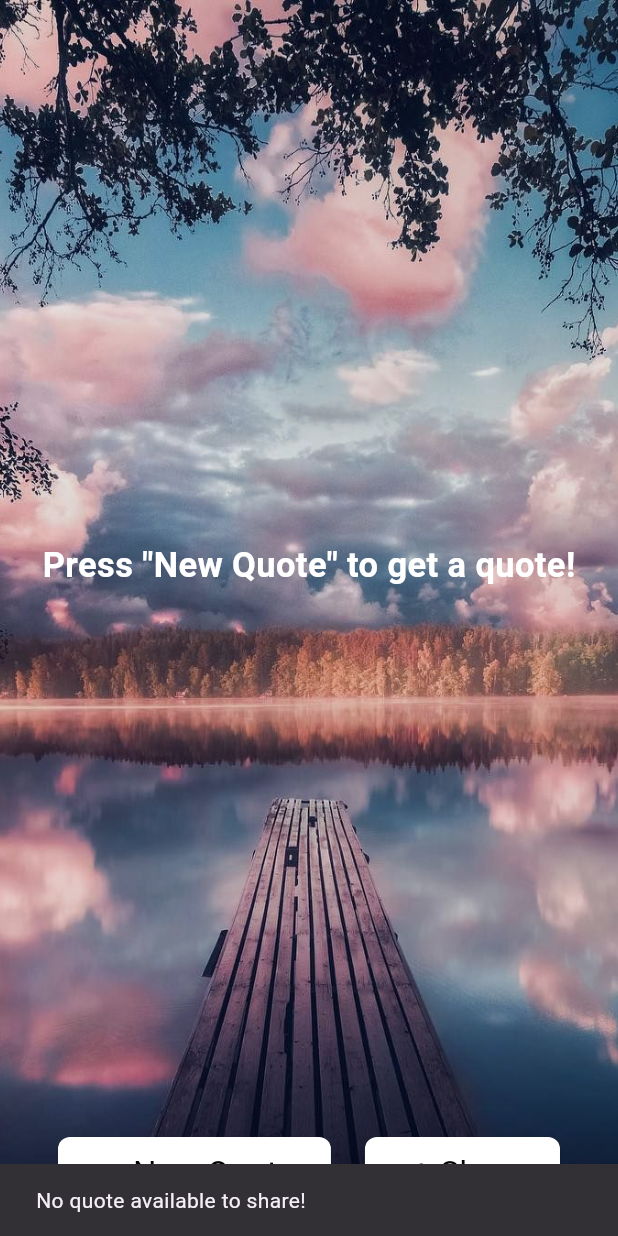
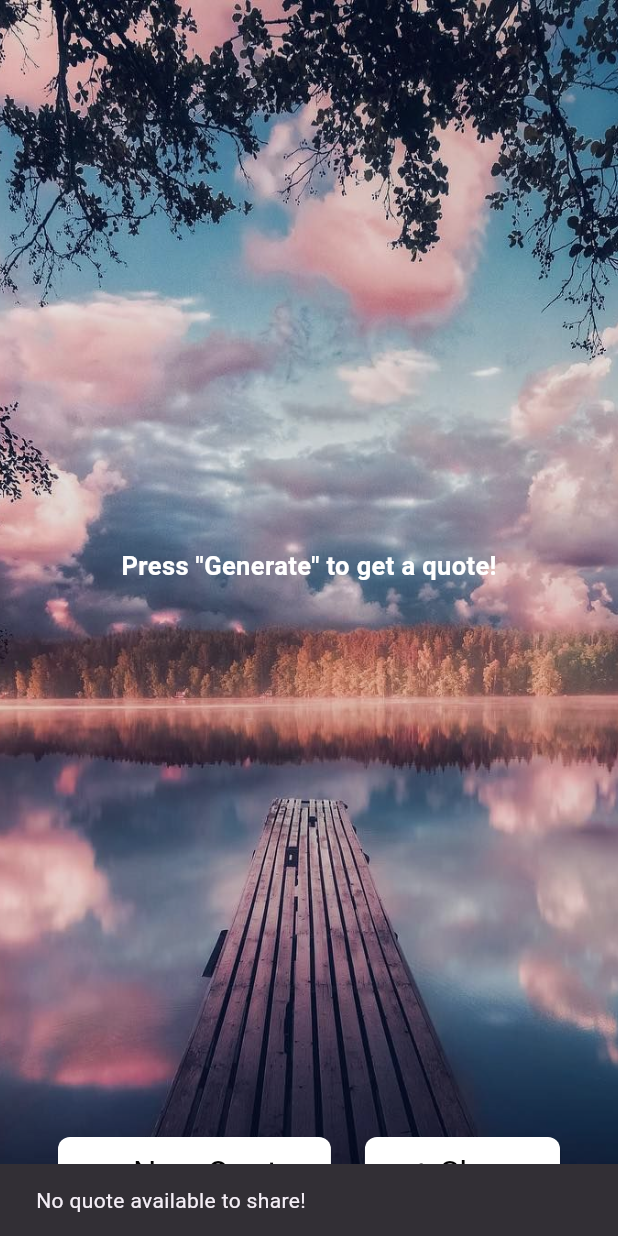
Before and after one commit to soutAhmedTayseer/CodeAlpha_RandomQuoteGenerator, a Flutter app: the screen it shows after launch, after a tap on "Share", on a phone screen of 412 x 824 dp. Run offline on Flutter 3.47's test engine with Material 3 defaults, Android fonts, the phone set to English and light mode, and no system bars; our stand-ins replace animated_splash_screen, lottie, share_plus; network calls fail.

Commit message:
updating quote page

```diff
--- a/lib/quote_page.dart
+++ b/lib/quote_page.dart
@@ -1,5 +1,5 @@
 import 'dart:math';
-import 'dart:ui';
+import 'package:flutter/foundation.dart';
 import 'package:flutter/material.dart';
 import 'package:flutter_projects/quote.dart';
 import 'package:flutter_projects/quote_display.dart';
@@ -8,6 +8,8 @@ import 'api_service.dart';
 import 'buttons_row.dart';
 
 class QuotePage extends StatefulWidget {
+  const QuotePage({super.key});
+
   @override
   _QuotePageState createState() => _QuotePageState();
 }
@@ -45,10 +47,13 @@ class _QuotePageState extends State<QuotePage> {
   void _shareQuote() {
     if (_quote != null) {
       final String quoteText = '"${_quote!.content}"\n- ${_quote!.author}';
+      if (kDebugMode) {
+        print('Sharing quote: $quoteText');
+      } // Debugging line
       Share.share(quoteText, subject: 'Inspiring Quote');
     } else {
       ScaffoldMessenger.of(context).showSnackBar(
-        SnackBar(content: Text('No quote available to share!')),
+        const SnackBar(content: Text('No quote available to share!')),
       );
     }
   }
@@ -62,9 +67,6 @@ class _QuotePageState extends State<QuotePage> {
 
   @override
   Widget build(BuildContext context) {
-    final Color appBarColor = Colors.black; // Black color for the AppBar
-    final Color textColor = Colors.white; // White text color
-
     return Scaffold(
       body: Stack(
         fit: StackFit.expand,
@@ -97,7 +99,7 @@ class _QuotePageState extends State<QuotePage> {
                           key: ValueKey<Quote>(_quote!), // Unique key for each quote
                           children: [
                             Container(
-                              constraints: BoxConstraints(
+                              constraints: const BoxConstraints(
                                 maxWidth: 400, // Max width of the quote display
                               ),
                               padding: const EdgeInsets.all(16.0),
@@ -108,7 +110,7 @@ class _QuotePageState extends State<QuotePage> {
                                   BoxShadow(
                                     color: Colors.black.withOpacity(0.2),
                                     blurRadius: 10,
-                                    offset: Offset(0, 5), // Slight shadow for depth
+                                    offset: const Offset(0, 5), // Slight shadow for depth
                                   ),
                                 ],
                               ),
@@ -118,7 +120,7 @@ class _QuotePageState extends State<QuotePage> {
                                   QuoteDisplay(
                                     quote: _quote,
                                   ),
-                                  SizedBox(height: 10), // Space between quote and like button
+                                  const SizedBox(height: 10), // Space between quote and like button
                                   Row(
                                     mainAxisAlignment: MainAxisAlignment.end,
                                     children: [
@@ -138,10 +140,10 @@ class _QuotePageState extends State<QuotePage> {
                           ],
                         ),
                       )
-                          : Text(
-                        'Press "New Quote" to get a quote!',
+                          : const Text(
+                        'Press "Generate" to get a quote!',
                         style: TextStyle(
-                          fontSize: 23,
+                          fontSize: 17,
                           color: Colors.white,
                           fontWeight: FontWeight.bold,
                         ),
@@ -149,7 +151,7 @@ class _QuotePageState extends State<QuotePage> {
                     ),
                   ),
                 ),
-                SizedBox(height: 20), // Space between quote and buttons
+                const SizedBox(height: 20), // Space between quote and buttons
                 ButtonsRow(
                   onNewQuote: _getRandomQuote,
                   onShareQuote: _shareQuote,
```
